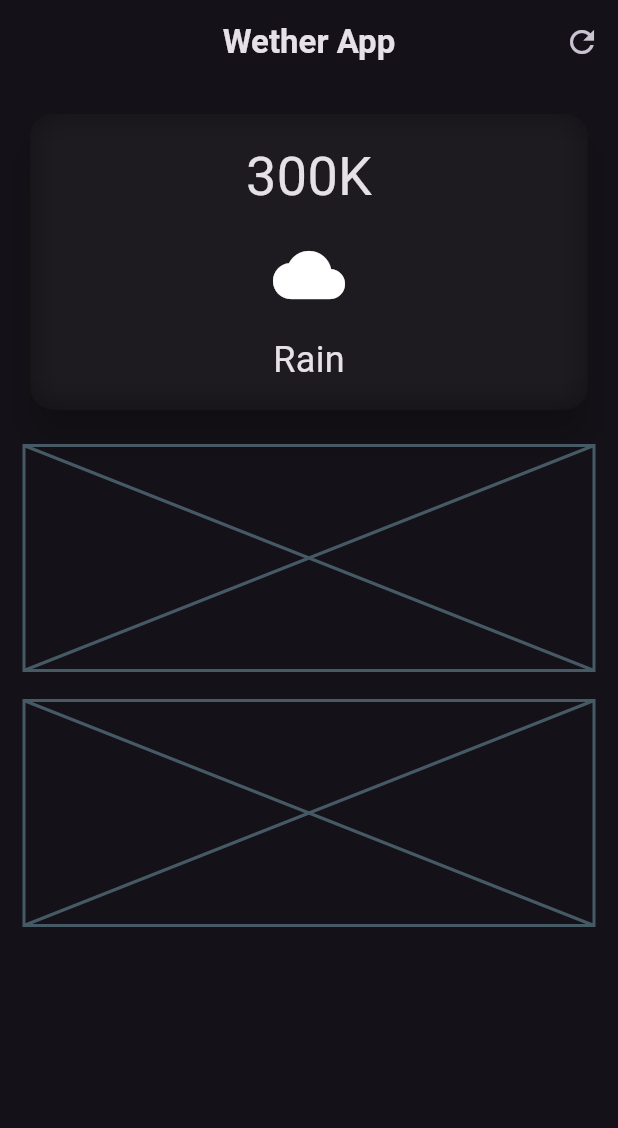
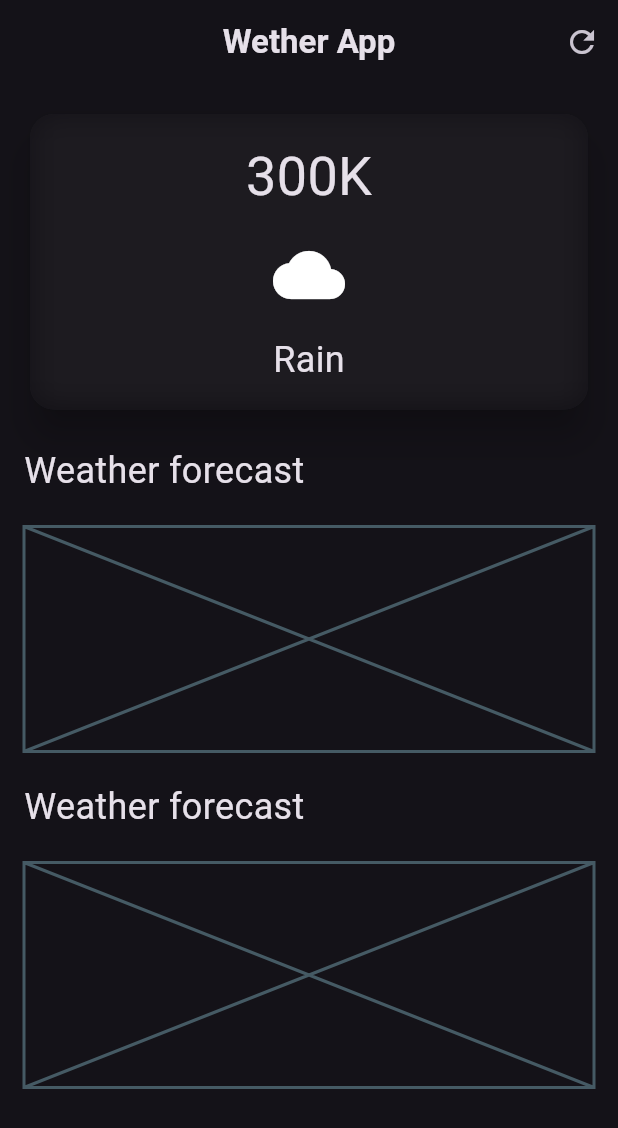
Before and after one commit to Tharnickanth/Weather-App, a Flutter app: the screen it shows after launch, on a phone screen of 412 x 824 dp. Shown: the top 1128 px of the screen. Run offline on Flutter 3.47's test engine with Material 3 defaults, Android fonts, the phone set to English and light mode, and no system bars.

Commit message:
secound commit

```diff
--- a/lib/wether_screen.dart
+++ b/lib/wether_screen.dart
@@ -28,6 +28,7 @@ class Wether_Screen extends StatelessWidget {
       body: Padding(
         padding: const EdgeInsets.all(16.0),
         child: Column(
+          crossAxisAlignment: CrossAxisAlignment.start,
           children: [
             //Main Card
             SizedBox(
@@ -76,6 +77,13 @@ class Wether_Screen extends StatelessWidget {
             SizedBox(
               height: 20,
             ),
+            Text(
+              "Weather forecast",
+              style: TextStyle(fontSize: 24),
+            ),
+            SizedBox(
+              height: 20,
+            ),
             Placeholder(
               fallbackHeight: 150,
             ),
@@ -83,6 +91,13 @@ class Wether_Screen extends StatelessWidget {
               height: 20,
             ),
             //additional informatation
+            Text(
+              "Weather forecast",
+              style: TextStyle(fontSize: 24),
+            ),
+            SizedBox(
+              height: 20,
+            ),
             Placeholder(
               fallbackHeight: 150,
             )
```
